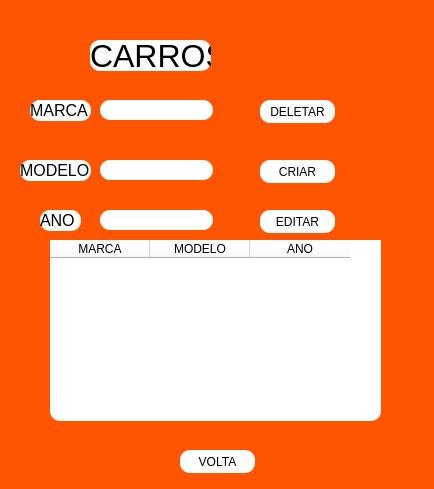
First picture: the form in carros.ui, repository FabianJunior/Jovem-Programador, before the edit.
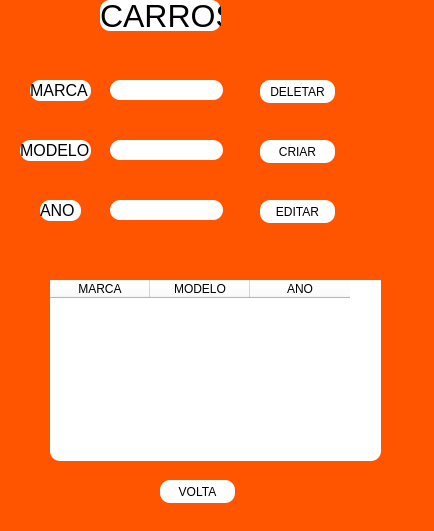
Second picture: the form after the edit.

```diff
--- a/carros.ui
+++ b/carros.ui
@@ -7,7 +7,7 @@
     <x>0</x>
     <y>0</y>
     <width>434</width>
-    <height>489</height>
+    <height>531</height>
    </rect>
   </property>
   <property name="windowTitle">
@@ -21,8 +21,8 @@
    <widget class="QLabel" name="label_4">
     <property name="geometry">
      <rect>
-      <x>90</x>
-      <y>40</y>
+      <x>100</x>
+      <y>0</y>
       <width>121</width>
       <height>31</height>
      </rect>
@@ -43,7 +43,7 @@
     <property name="geometry">
      <rect>
       <x>30</x>
-      <y>100</y>
+      <y>80</y>
       <width>61</width>
       <height>21</height>
      </rect>
@@ -64,7 +64,7 @@
     <property name="geometry">
      <rect>
       <x>20</x>
-      <y>160</y>
+      <y>140</y>
       <width>71</width>
       <height>21</height>
      </rect>
@@ -85,7 +85,7 @@
     <property name="geometry">
      <rect>
       <x>40</x>
-      <y>210</y>
+      <y>200</y>
       <width>41</width>
       <height>21</height>
      </rect>
@@ -105,8 +105,8 @@
    <widget class="QLineEdit" name="inputmarca">
     <property name="geometry">
      <rect>
-      <x>100</x>
-      <y>100</y>
+      <x>110</x>
+      <y>80</y>
       <width>113</width>
       <height>20</height>
      </rect>
@@ -118,8 +118,8 @@
    <widget class="QLineEdit" name="inputmodelo">
     <property name="geometry">
      <rect>
-      <x>100</x>
-      <y>160</y>
+      <x>110</x>
+      <y>140</y>
       <width>113</width>
       <height>20</height>
      </rect>
@@ -131,8 +131,8 @@
    <widget class="QLineEdit" name="inputano">
     <property name="geometry">
      <rect>
-      <x>100</x>
-      <y>210</y>
+      <x>110</x>
+      <y>200</y>
       <width>113</width>
       <height>20</height>
      </rect>
@@ -151,7 +151,7 @@
     <property name="geometry">
      <rect>
       <x>260</x>
-      <y>100</y>
+      <y>80</y>
       <width>75</width>
       <height>23</height>
      </rect>
@@ -167,7 +167,7 @@
     <property name="geometry">
      <rect>
       <x>260</x>
-      <y>160</y>
+      <y>140</y>
       <width>75</width>
       <height>23</height>
      </rect>
@@ -183,7 +183,7 @@
     <property name="geometry">
      <rect>
       <x>260</x>
-      <y>210</y>
+      <y>200</y>
       <width>75</width>
       <height>23</height>
      </rect>
@@ -198,8 +198,8 @@
    <widget class="QPushButton" name="volta_clientes">
     <property name="geometry">
      <rect>
-      <x>180</x>
-      <y>450</y>
+      <x>160</x>
+      <y>480</y>
       <width>75</width>
       <height>23</height>
      </rect>
@@ -215,7 +215,7 @@
     <property name="geometry">
      <rect>
       <x>50</x>
-      <y>240</y>
+      <y>280</y>
       <width>331</width>
       <height>181</height>
      </rect>
```
